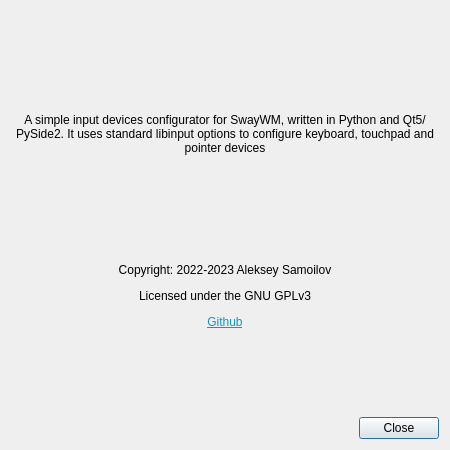
Sunderland93/sway-input-config, file sway_input_config/ui/about.ui: the form before one commit.
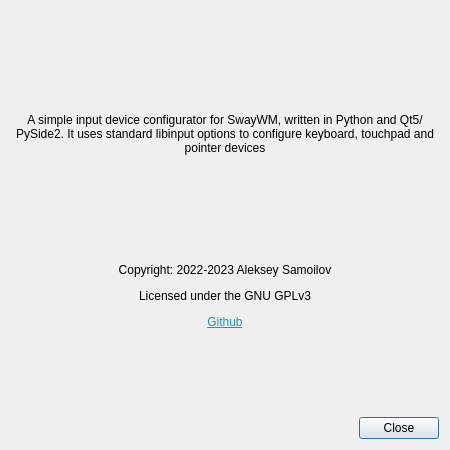
The form after the commit.

Patch:
```diff
--- a/sway_input_config/ui/about.ui
+++ b/sway_input_config/ui/about.ui
@@ -66,7 +66,7 @@
      <item>
       <widget class="QLabel" name="label_2">
        <property name="text">
-        <string>A simple input devices configurator for SwayWM, written in Python and Qt5/PySide2. It uses standard libinput options to configure keyboard, touchpad and pointer devices</string>
+        <string>A simple input device configurator for SwayWM, written in Python and Qt5/PySide2. It uses standard libinput options to configure keyboard, touchpad and pointer devices</string>
        </property>
        <property name="textFormat">
         <enum>Qt::PlainText</enum>
```
